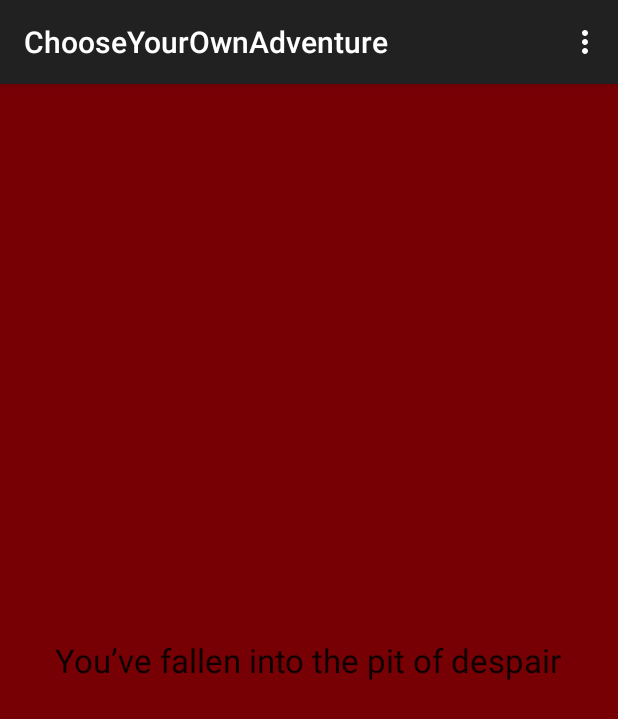
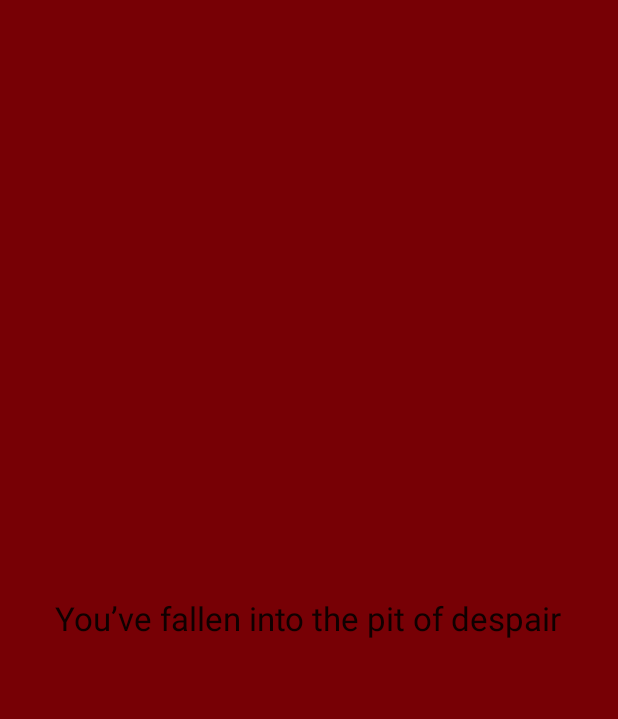
Before and after one commit to agustinglobant/ChooseYourOwnAdventure, an Android app: the screen it shows after launch (FragmentContainerActivity), after a tap on "START TRAVELING", on a phone screen of 412 x 824 dp. Shown: the top 719 px of the screen. Run offline under Robolectric (Android 15) with nearby library versions, the phone set to English and light mode, and no system bars.

Commit message:
Add backstack

```diff
--- a/src/main/java/co/mobilemakers/chooseyourownadventure/ChanceToARandomScreen.java
+++ b/src/main/java/co/mobilemakers/chooseyourownadventure/ChanceToARandomScreen.java
@@ -42,6 +42,6 @@ public class ChanceToARandomScreen implements View.OnClickListener {
                 random_fragment.setArguments(bundle);
                 break;
         }
-        fragmentManager.beginTransaction().replace(R.id.main_layout, random_fragment).commit();
+        fragmentManager.beginTransaction().replace(R.id.main_layout, random_fragment).addToBackStack(null).commit();
     }
 }
--- a/src/main/java/co/mobilemakers/chooseyourownadventure/FragmentContainerActivity.java
+++ b/src/main/java/co/mobilemakers/chooseyourownadventure/FragmentContainerActivity.java
@@ -1,5 +1,6 @@
 package co.mobilemakers.chooseyourownadventure;
 
+import android.app.Activity;
 import android.app.Fragment;
 import android.content.Context;
 import android.content.Intent;
@@ -12,7 +13,7 @@ import android.view.View;
 import java.util.Random;
 
 
-public class FragmentContainerActivity extends ActionBarActivity {
+public class FragmentContainerActivity extends Activity {
 
     @Override
     protected void onCreate(Bundle savedInstanceState) {
```
